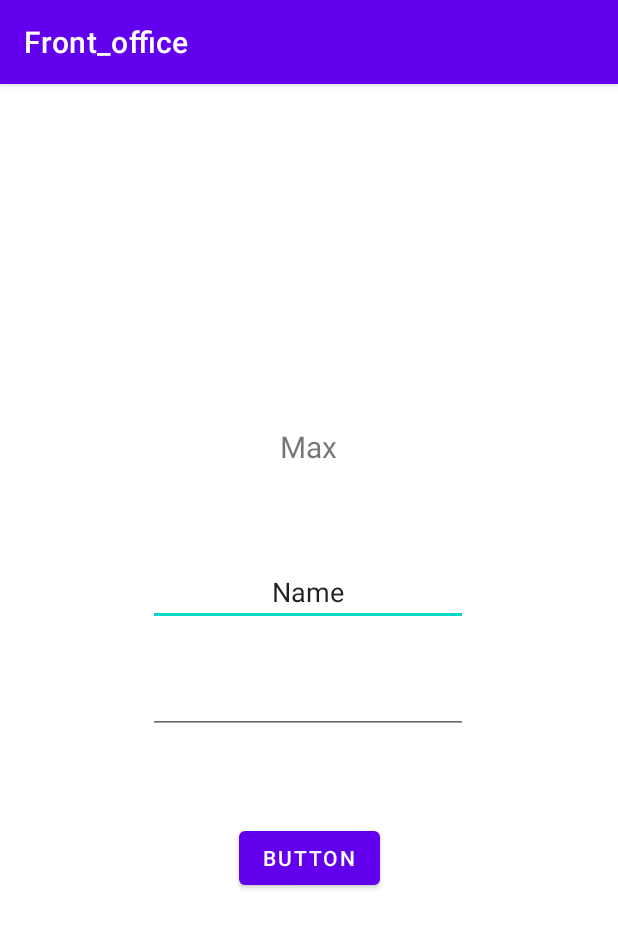
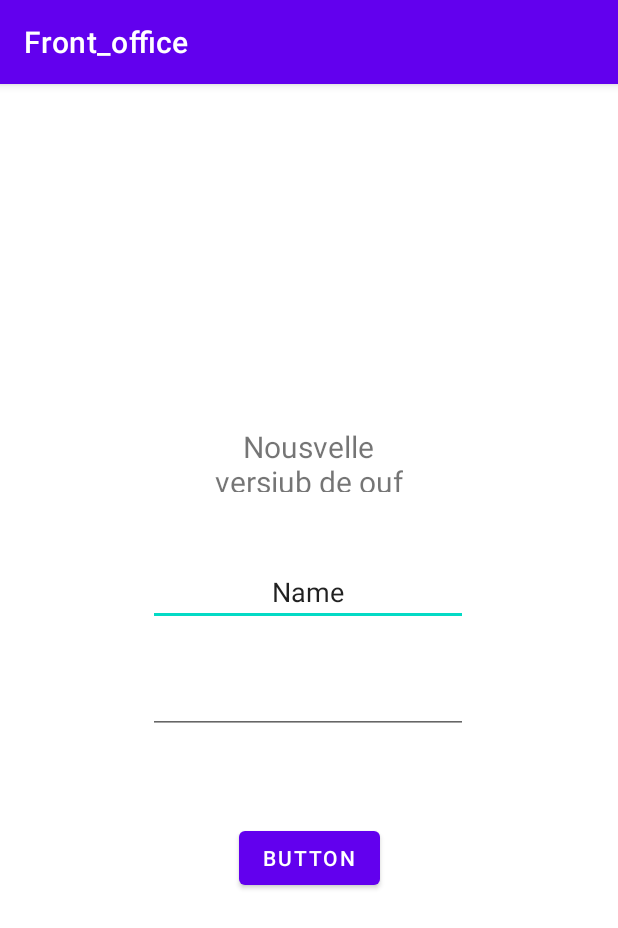
Before and after one commit to julien-guilet/Front_office, an Android app: the screen it shows after launch (Connection), after a tap on an icon or button, on a phone screen of 412 x 824 dp. Shown: the top 928 px of the screen. Run offline under Robolectric (Android 15) with nearby library versions, the phone set to English and light mode, and no system bars; 2 statements that could not run were skipped.

Commit message:
Lundi 15/03/2021

```diff
--- a/app/src/main/java/com/example/front_office/Connection.java
+++ b/app/src/main/java/com/example/front_office/Connection.java
@@ -3,12 +3,25 @@ package com.example.front_office;
 import androidx.appcompat.app.AppCompatActivity;
 
 import android.os.Bundle;
+import android.view.View;
+import android.widget.Button;
 
 public class Connection extends AppCompatActivity {
+
+    private Button monBouton;
 
     @Override
     protected void onCreate(Bundle savedInstanceState) {
         super.onCreate(savedInstanceState);
         setContentView(R.layout.activity_connection);
+
+        this.monBouton = (Button) findViewById(R.id.buttonConnection);
+        monBouton.setOnClickListener(new View.OnClickListener() {
+            @Override
+            public void onClick(View v) {
+                System.out.println("Le bouton est enclanché");
+
+            }
+        });
     }
 }
--- /dev/null
+++ b/app/src/main/java/com/example/front_office/DatabaseManager.java
@@ -0,0 +1,158 @@
+package com.example.front_office;
+
+import android.content.Context;
+import android.database.sqlite.SQLiteDatabase;
+import android.database.sqlite.SQLiteOpenHelper;
+
+
+public class DatabaseManager extends SQLiteOpenHelper{
+
+    private static final String DATABASE_NAME = "HEVENT_BDD.db";
+    private static final int DATABASE_VERSION = 1;
+
+
+    public DatabaseManager(Context context){
+        super(context, DATABASE_NAME, null, DATABASE_VERSION);
+
+        System.out.println("CREATION de lobjet !");
+
+
+    }
+
+
+
+    @Override
+    public void onCreate(SQLiteDatabase db){
+
+        System.out.println("TENTATION DE CREATION");
+        String creationTableEvenement = "CREATE TABLE EVENEMENT" +
+                " (" +
+                "NOM  Varchar," +
+                "LIEU  Varchar(255)   ," +
+                "DATEDEBUT Date(12)   ," +
+                "DATEFIN Date(12)   " +
+                ", PRIMARY KEY (NOM) " +
+                " ) ;";
+
+        String creationTableCommercial = "create table commercial ("
+                +"LOGIN varchar(32)  ," +
+                "   PASSWORD varchar(32) ," +
+                "   NOM varchar(32)  ," +
+                "   PRENOM varchar(32)," +
+                "   TEL varchar(10) ," +
+                "   EMAIL varchar(32) " +
+                "   , PRIMARY KEY (LOGIN)" +
+                ");";
+
+        String creationTableProjet = "create table projet ("
+                +"LIBELLE varchar(32)," +
+                "   DESCRIPTION varchar(255)" +
+                "   , PRIMARY KEY (LIBELLE) " +
+                ");";
+
+        String creationTableEntreprise = "create table entreprise ("+
+                " RAISON_SOCIALE varchar(32)," +
+                "   SIRET  varchar(32)" +
+                "   , PRIMARY KEY (RAISON_SOCIALE) " +
+                ");";
+
+        String creationTableProspect = "create table prospect ("
+                +"RAISON_SOCIALE  varchar(32) ," +
+                "   NOM  varchar(32)," +
+                "   PRENOM varchar(32)," +
+                "   TEL  varchar(10)   ," +
+                "   MAIL  varchar(32)   ," +
+                "   NOTES  varchar(255)  ," +
+                "   ID_PROSPECT integer" +
+                "   , PRIMARY KEY (ID_PROSPECT) " +
+                ");";
+
+        String creationTableParticipe = "CREATE TABLE participe ("
+                +"RAISON_SOCIALE  varchar(32) ," +
+                "   NOM  varchar(32)," +
+                "   PRENOM varchar(32)," +
+                "   TEL  varchar(10)   ," +
+                "   MAIL  varchar(32)   ," +
+                "   NOTES  varchar(255)  ," +
+                "   ID_PROSPECT integer" +
+                "   , PRIMARY KEY (ID_PROSPECT) " +
+                ");";
+
+        String creationTableRencontre = "CREATE TABLE rencontre ("
+                +"LOGIN  varchar(32)   ," +
+                "NOM varchar(32)  ," +
+                "ID_PROSPECT integer" +
+                "   , PRIMARY KEY (LOGIN,NOM,ID_PROSPECT) " +
+                ");";
+
+        String creationTablePropose = "CREATE TABLE rencontre ("
+                +"LIBELLE varchar(32)   ," +
+                "   ID_PROSPECT integer ," +
+                "   PROPOSITION varchar(255) " +
+                "   , PRIMARY KEY (LIBELLE,ID_PROSPECT)  " +
+                ");";
+
+        String ajoutReferences = "ALTER TABLE PROSPECT \n" +
+                "  ADD FOREIGN KEY FK_PROSPECT_ENTREPRISE (RAISON_SOCIALE)\n" +
+                "      REFERENCES ENTREPRISE (RAISON_SOCIALE) ;\n" +
+                "\n" +
+                "\n" +
+                "ALTER TABLE PARTICIPE \n" +
+                "  ADD FOREIGN KEY FK_PARTICIPE_EVENEMENT (NOM)\n" +
+                "      REFERENCES EVENEMENT (NOM) ;\n" +
+                "\n" +
+                "\n" +
+                "ALTER TABLE PARTICIPE \n" +
+                "  ADD FOREIGN KEY FK_PARTICIPE_PROSPECT (ID_PROSPECT)\n" +
+                "      REFERENCES PROSPECT (ID_PROSPECT) ;\n" +
+                "\n" +
+                "\n" +
+                "ALTER TABLE RENCONTRE \n" +
+                "  ADD FOREIGN KEY FK_RENCONTRE_COMMERCIAL (LOGIN)\n" +
+                "      REFERENCES COMMERCIAL (LOGIN) ;\n" +
+                "\n" +
+                "\n" +
+                "ALTER TABLE RENCONTRE \n" +
+                "  ADD FOREIGN KEY FK_RENCONTRE_EVENEMENT (NOM)\n" +
+                "      REFERENCES EVENEMENT (NOM) ;\n" +
+                "\n" +
+                "\n" +
+                "ALTER TABLE RENCONTRE \n" +
+                "  ADD FOREIGN KEY FK_RENCONTRE_PROSPECT (ID_PROSPECT)\n" +
+                "      REFERENCES PROSPECT (ID_PROSPECT) ;\n" +
+                "\n" +
+                "\n" +
+                "ALTER TABLE PROPOSE \n" +
+                "  ADD FOREIGN KEY FK_PROPOSE_PROJET (LIBELLE)\n" +
+                "      REFERENCES PROJET (LIBELLE) ;\n" +
+                "\n" +
+                "\n" +
+                "ALTER TABLE PROPOSE \n" +
+                "  ADD FOREIGN KEY FK_PROPOSE_PROSPECT (ID_PROSPECT)\n" +
+                "      REFERENCES PROSPECT (ID_PROSPECT) ;";
+
+        db.execSQL(creationTableEvenement);
+        db.execSQL(creationTableCommercial);
+        db.execSQL(creationTableProjet);
+        db.execSQL(creationTableEntreprise);
+        db.execSQL(creationTableProspect);
+        db.execSQL(creationTableParticipe);
+        db.execSQL(creationTableRencontre);
+        db.execSQL(creationTablePropose);
+        db.execSQL(ajoutReferences);
+
+
+        System.out.println("CREATION REUSSI !");
+    }
+
+    @Override
+    public void onUpgrade(SQLiteDatabase db, int oldVersion, int newVersion){
+        System.out.println("UPDATE !");
+
+    }
+
+    public void testInsertion(SQLiteDatabase db){
+        db.execSQL("INSERT INTO user VALUES ('michel','jacque');");
+
+    }
+}
--- a/app/src/main/java/com/example/front_office/MainActivity.java
+++ b/app/src/main/java/com/example/front_office/MainActivity.java
@@ -7,6 +7,7 @@ import android.os.Bundle;
 import android.view.View;
 import android.widget.ImageButton;
 
+
 public class MainActivity extends AppCompatActivity {
 
     private ImageButton logoaccueil;
@@ -15,6 +16,13 @@ public class MainActivity extends AppCompatActivity {
     protected void onCreate(Bundle savedInstanceState) {
         super.onCreate(savedInstanceState);
         setContentView(R.layout.activity_main);
+
+        DatabaseManager bdd = new DatabaseManager(this);
+
+        bdd.getWritableDatabase();
+
+        bdd.close();
+
 
         this.logoaccueil = (ImageButton) findViewById(R.id.logoaccueil);
         logoaccueil.setOnClickListener(new View.OnClickListener() {
--- a/app/src/main/res/layout/activity_connection.xml
+++ b/app/src/main/res/layout/activity_connection.xml
@@ -10,7 +10,7 @@
         android:id="@+id/textView"
         android:layout_width="126dp"
         android:layout_height="44dp"
-        android:text="Max"
+        android:text="Nousvelle versiub de ouf"
         android:textSize="20dp"
         android:textAlignment="center"
 
@@ -53,7 +53,7 @@
         app:layout_constraintTop_toTopOf="parent" />
 
     <Button
-        android:id="@+id/button"
+        android:id="@+id/buttonConnection"
         android:layout_width="wrap_content"
         android:layout_height="wrap_content"
         android:layout_marginTop="492dp"
```
